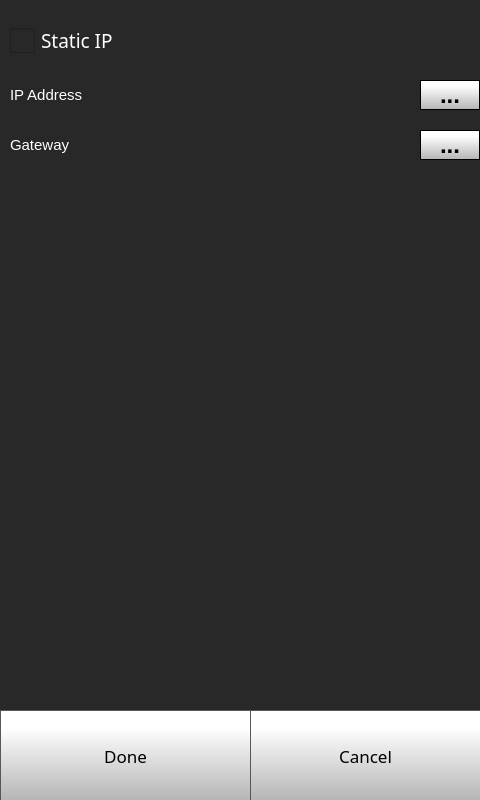
Before: the Qt Designer form octoprint_IdexTouchUI/mainGUI.ui in FracktalWorks/IdexTouchUI, drawn with Qt 5.
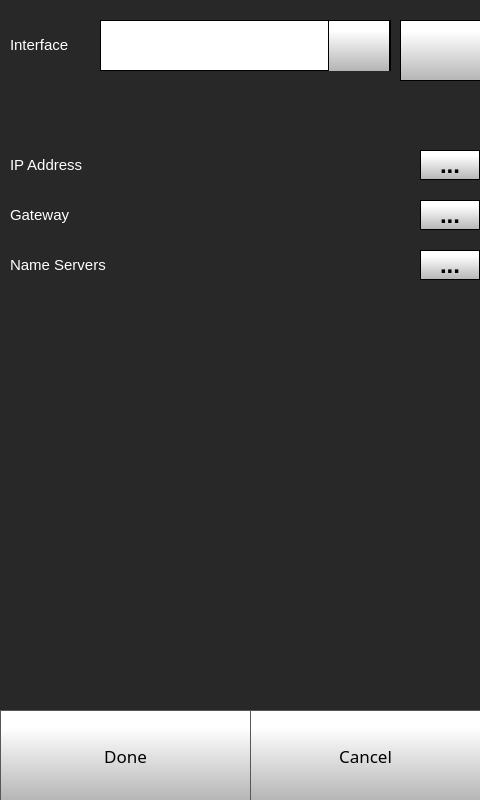
After: the same form once the commit is applied. The open tabs and pages were chosen to show the change. Icons and pictures are not drawn.

Commit message:
added static ip
added static ip

Patch:
```diff
--- a/octoprint_IdexTouchUI/mainGUI.ui
+++ b/octoprint_IdexTouchUI/mainGUI.ui
@@ -2991,55 +2991,6 @@
        </size>
       </property>
      </widget>
-     <widget class="QCheckBox" name="ethStaticCheckBox">
-      <property name="geometry">
-       <rect>
-        <x>10</x>
-        <y>20</y>
-        <width>161</width>
-        <height>41</height>
-       </rect>
-      </property>
-      <property name="font">
-       <font>
-        <family>Gotham</family>
-        <pointsize>14</pointsize>
-       </font>
-      </property>
-      <property name="styleSheet">
-       <string notr="true">QCheckBox {
-	color: rgb(255, 255, 255);
-}
-
-QCheckBox::indicator {
-    width: 25px;
-    height: 25px;
-}
-
-QCheckBox::indicator:checked {
-    image: url(./templates/img/check-box.png);
-}
-QCheckBox::indicator:unchecked {
-    image: url(./templates/img/blank-check-box.png);
-}
-
-
-
-</string>
-      </property>
-      <property name="text">
-       <string>Static IP</string>
-      </property>
-      <property name="iconSize">
-       <size>
-        <width>40</width>
-        <height>40</height>
-       </size>
-      </property>
-      <property name="checked">
-       <bool>false</bool>
-      </property>
-     </widget>
      <widget class="QWidget" name="ethStaticSettings" native="true">
       <property name="enabled">
        <bool>true</bool>
@@ -3047,7 +2998,7 @@
       <property name="geometry">
        <rect>
         <x>0</x>
-        <y>70</y>
+        <y>140</y>
         <width>481</width>
         <height>151</height>
        </rect>
@@ -3210,6 +3161,312 @@
         </size>
        </property>
       </widget>
+      <widget class="QLabel" name="staticIPNameServerLabel">
+       <property name="geometry">
+        <rect>
+         <x>10</x>
+         <y>110</y>
+         <width>110</width>
+         <height>30</height>
+        </rect>
+       </property>
+       <property name="font">
+        <font>
+         <family>MS Shell Dlg 2</family>
+         <pointsize>11</pointsize>
+         <weight>50</weight>
+         <bold>false</bold>
+        </font>
+       </property>
+       <property name="contextMenuPolicy">
+        <enum>Qt::NoContextMenu</enum>
+       </property>
+       <property name="styleSheet">
+        <string notr="true">color: rgb(255, 255, 255);</string>
+       </property>
+       <property name="text">
+        <string>Name Servers</string>
+       </property>
+      </widget>
+      <widget class="QPushButton" name="staticIPNameServerKeyboardButton">
+       <property name="geometry">
+        <rect>
+         <x>420</x>
+         <y>110</y>
+         <width>60</width>
+         <height>30</height>
+        </rect>
+       </property>
+       <property name="font">
+        <font>
+         <family>MS Shell Dlg 2</family>
+         <pointsize>18</pointsize>
+         <weight>75</weight>
+         <bold>true</bold>
+        </font>
+       </property>
+       <property name="contextMenuPolicy">
+        <enum>Qt::NoContextMenu</enum>
+       </property>
+       <property name="styleSheet">
+        <string notr="true">QPushButton {
+     border: 1px solid rgb(0, 0, 0);
+	background-color: qlineargradient(spread:pad, x1:0, y1:1, x2:0, y2:0.188, stop:0 rgba(180, 180, 180, 255), stop:1 rgba(255, 255, 255, 255));
+
+
+}
+
+QPushButton:pressed {
+    background-color: qlineargradient(x1: 0, y1: 0, x2: 0, y2: 1,
+                                      stop: 0 #dadbde, stop: 1 #f6f7fa);
+}
+
+QPushButton:flat {
+    border: none; /* no border for a flat push button */
+}
+
+QPushButton:default {
+    border-color: navy; /* make the default button prominent */
+}
+
+QPushButton:focus {
+	outline: none;
+}</string>
+       </property>
+       <property name="text">
+        <string>...</string>
+       </property>
+       <property name="iconSize">
+        <size>
+         <width>40</width>
+         <height>40</height>
+        </size>
+       </property>
+      </widget>
+     </widget>
+     <widget class="QLabel" name="staticIPINterfaceLabel">
+      <property name="geometry">
+       <rect>
+        <x>10</x>
+        <y>30</y>
+        <width>110</width>
+        <height>30</height>
+       </rect>
+      </property>
+      <property name="font">
+       <font>
+        <family>MS Shell Dlg 2</family>
+        <pointsize>11</pointsize>
+        <weight>50</weight>
+        <bold>false</bold>
+       </font>
+      </property>
+      <property name="contextMenuPolicy">
+       <enum>Qt::NoContextMenu</enum>
+      </property>
+      <property name="styleSheet">
+       <string notr="true">color: rgb(255, 255, 255);</string>
+      </property>
+      <property name="text">
+       <string>Interface</string>
+      </property>
+     </widget>
+     <widget class="QComboBox" name="staticIPComboBox">
+      <property name="geometry">
+       <rect>
+        <x>100</x>
+        <y>20</y>
+        <width>291</width>
+        <height>51</height>
+       </rect>
+      </property>
+      <property name="font">
+       <font>
+        <family>Gotham</family>
+        <pointsize>20</pointsize>
+       </font>
+      </property>
+      <property name="contextMenuPolicy">
+       <enum>Qt::NoContextMenu</enum>
+      </property>
+      <property name="styleSheet">
+       <string notr="true"> QScrollBar:vertical {
+     border: 1px solid black;
+border-radius: 5px;
+    background-color: rgb(40,40,40);
+     width: 60px;
+     margin: 67px 0 67px 0;
+ }
+
+/* Sets up the color and height of handle */
+QScrollBar::handle:vertical {
+border-radius: 5px;
+background: qlineargradient(spread:pad, x1:0, y1:1, x2:0, y2:0.188, stop:0 rgba(180, 180, 180, 255), stop:1 rgba(255, 255, 255, 255));
+min-height: 7px;
+}
+
+
+QScrollBar::add-line:vertical {
+     border: 1px solid black;
+background: qlineargradient(spread:pad, x1:0, y1:1, x2:0, y2:0.188, stop:0 rgba(180, 180, 180, 255), stop:1 rgba(255, 255, 255, 255));
+     height:65px;
+border-radius: 5px;
+     subcontrol-position: bottom;
+     subcontrol-origin: margin;
+ }
+
+ QScrollBar::sub-line:vertical {
+     border: 1px solid black;
+background: qlineargradient(spread:pad, x1:0, y1:1, x2:0, y2:0.188, stop:0 rgba(180, 180, 180, 255), stop:1 rgba(255, 255, 255, 255));
+     height: 65px;
+border-radius: 5px;
+     subcontrol-position: top;
+     subcontrol-origin: margin;
+ }
+
+QScrollBar::up-arrow:vertical {
+ image: url(./templates/img/arrows.png);
+    width: 40px;
+    height: 40px;
+ padding: 5px;
+ }
+QScrollBar::down-arrow:vertical {
+ image: url(./templates/img/arrows-5.png);
+    width: 40px;
+    height: 40px;
+ padding: 5px;
+ }
+
+/* need this to get rid of crosshatching on scrollbar background */
+QScrollBar::add-page:vertical, QScrollBar::sub-page:vertical {
+background: none;
+}
+
+QComboBox {
+border: 1px solid black;
+    padding: 0px 18px 0px 3px;
+    min-width: 6em;
+
+}
+
+QComboBox::item {
+	color: rgb(0, 0, 0);
+}
+
+QComboBox:editable {
+    background: white;
+}
+
+QComboBox:!editable, QComboBox::drop-down:editable {
+background: white;
+}
+
+/* QComboBox gets the &quot;on&quot; state when the popup is open */
+QComboBox:!editable:on, QComboBox::drop-down:editable:on {
+background: white;
+}
+
+
+QComboBox::drop-down {
+border-left: 1px solid black;
+border-right: 1px solid black;
+	background-color: qlineargradient(spread:pad, x1:0, y1:1, x2:0, y2:0.188, stop:0 rgba(180, 180, 180, 255), stop:1 rgba(255, 255, 255, 255));
+    width: 60px;
+     height: 50px;
+
+}
+
+QComboBox::down-arrow {
+
+image: url(./templates/img/arrows-5.png);
+width: 30px;
+height: 30px;
+
+}
+
+
+QComboBox QAbstractItemView {
+    selection-background-color: rgb(40, 40, 40);
+    background: white;
+}</string>
+      </property>
+      <property name="editable">
+       <bool>false</bool>
+      </property>
+      <property name="maxVisibleItems">
+       <number>8</number>
+      </property>
+      <property name="iconSize">
+       <size>
+        <width>30</width>
+        <height>30</height>
+       </size>
+      </property>
+     </widget>
+     <widget class="QPushButton" name="deleteStaticIPSettingsButton">
+      <property name="enabled">
+       <bool>true</bool>
+      </property>
+      <property name="geometry">
+       <rect>
+        <x>400</x>
+        <y>20</y>
+        <width>81</width>
+        <height>61</height>
+       </rect>
+      </property>
+      <property name="font">
+       <font>
+        <family>MS Shell Dlg 2</family>
+        <pointsize>18</pointsize>
+        <weight>75</weight>
+        <bold>true</bold>
+       </font>
+      </property>
+      <property name="contextMenuPolicy">
+       <enum>Qt::NoContextMenu</enum>
+      </property>
+      <property name="autoFillBackground">
+       <bool>false</bool>
+      </property>
+      <property name="styleSheet">
+       <string notr="true">QPushButton {
+     border: 1px solid rgb(0, 0, 0);
+	background-color: qlineargradient(spread:pad, x1:0, y1:1, x2:0, y2:0.188, stop:0 rgba(180, 180, 180, 255), stop:1 rgba(255, 255, 255, 255));
+
+
+}
+
+QPushButton:pressed {
+    background-color: qlineargradient(x1: 0, y1: 0, x2: 0, y2: 1,
+                                      stop: 0 #dadbde, stop: 1 #f6f7fa);
+}
+
+QPushButton:flat {
+    border: none; /* no border for a flat push button */
+}
+
+QPushButton:default {
+    border-color: navy; /* make the default button prominent */
+}
+
+QPushButton:focus {
+	outline: none;
+}</string>
+      </property>
+      <property name="text">
+       <string/>
+      </property>
+      <property name="icon">
+       <iconset>
+        <normaloff>../../JuliaProSingle2022TouchUI/octoprint_JuliaProSingle2022TouchUI/templates/img/delete.png</normaloff>../../JuliaProSingle2022TouchUI/octoprint_JuliaProSingle2022TouchUI/templates/img/delete.png</iconset>
+      </property>
+      <property name="iconSize">
+       <size>
+        <width>40</width>
+        <height>40</height>
+       </size>
+      </property>
      </widget>
     </widget>
     <widget class="QWidget" name="networkSettingsPage">
```
Left out of the diff: 16 changed lines with no effect on the pictures. The commit also changes 2 other files.
